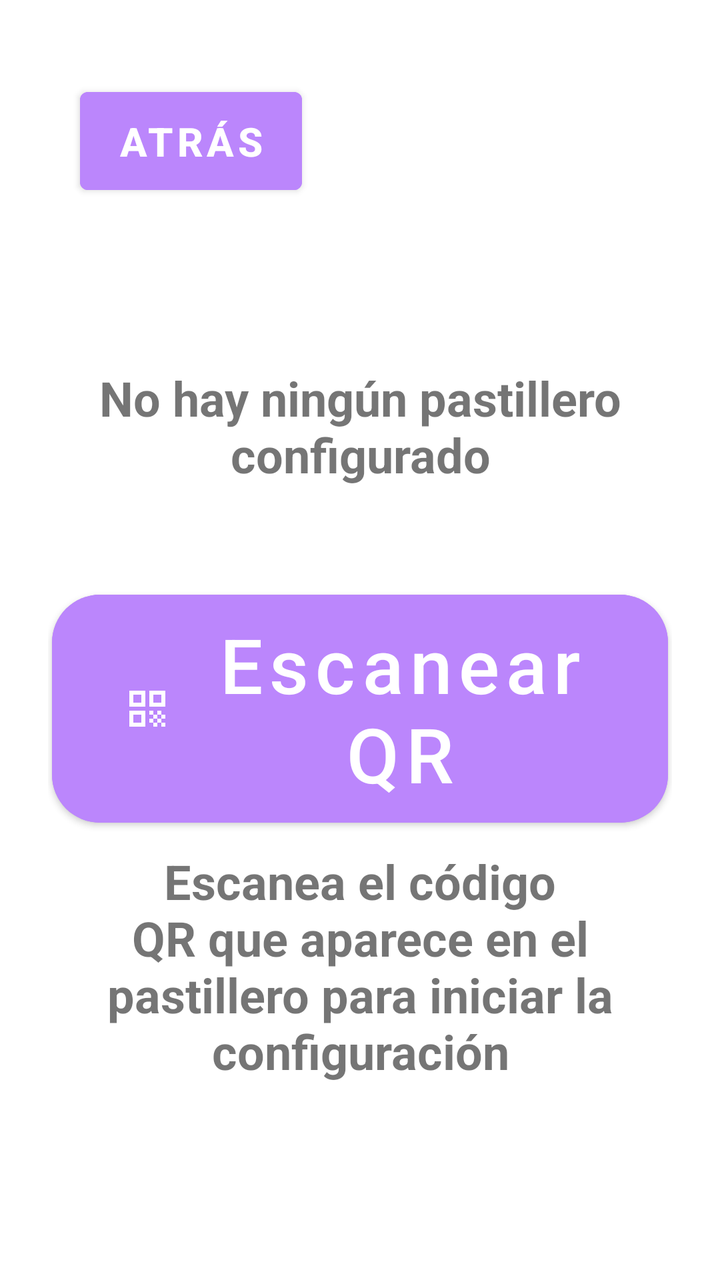
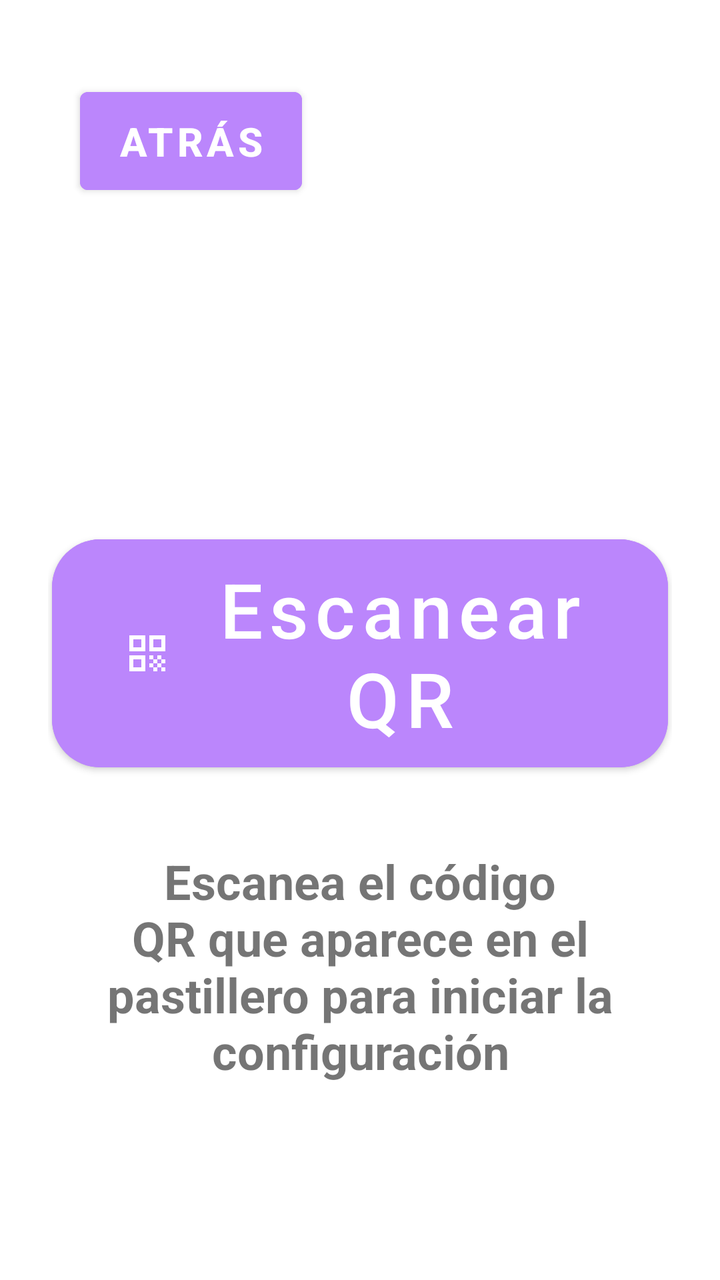

Screens rendered from an Android XML layout before and after an edit, with the pre-edit source and the edit as a unified diff.
<!-- AndroidManifest.xml: application theme Theme.MyMeds -->
<!-- res/layout/fragment_config_pills.xml -->
<?xml version="1.0" encoding="utf-8"?>
<ScrollView
    xmlns:android="http://schemas.android.com/apk/res/android"
    xmlns:app="http://schemas.android.com/apk/res-auto"
    xmlns:tools="http://schemas.android.com/tools"
    android:layout_width="match_parent"
    android:layout_height="match_parent"
    android:fillViewport="true">

    <androidx.constraintlayout.widget.ConstraintLayout
        android:layout_width="match_parent"
        android:layout_height="wrap_content"
        android:padding="24dp">

        <com.google.android.material.button.MaterialButton
            android:id="@+id/button_back"
            android:layout_width="111dp"
            android:layout_height="61dp"
            android:layout_margin="16dp"
            android:text="ATRÁS"
            android:textAllCaps="false"
            android:backgroundTint="@color/purple_200"
            android:textSize="20sp"
            android:textStyle="bold"
            app:iconGravity="textStart"
            app:layout_constraintStart_toStartOf="parent"
            app:layout_constraintTop_toTopOf="parent" />

        <TextView
            android:id="@+id/text_title"
            android:layout_width="match_parent"
            android:layout_height="wrap_content"
            android:layout_marginStart="8dp"
            android:layout_marginTop="8dp"
            android:layout_marginEnd="8dp"
            android:text="Configuración del pastillero"
            android:textAlignment="center"
            android:textColor="@color/white"
            android:textSize="24sp"
            android:textStyle="bold"
            app:layout_constraintBottom_toBottomOf="parent"
            app:layout_constraintEnd_toEndOf="parent"
            app:layout_constraintHorizontal_bias="1.0"
            app:layout_constraintStart_toStartOf="parent"
            app:layout_constraintTop_toTopOf="parent"
            app:layout_constraintVertical_bias="0.144" />

        <TextView
            android:id="@+id/text_status"
            android:layout_width="match_parent"
            android:layout_height="wrap_content"
            android:layout_marginStart="8dp"
            android:layout_marginTop="8dp"
            android:layout_marginEnd="8dp"
            android:text="No hay ningún pastillero configurado"
            android:textAlignment="center"
            android:textSize="24sp"
            android:textStyle="bold"
            app:layout_constraintBottom_toBottomOf="parent"
            app:layout_constraintEnd_toEndOf="parent"
            app:layout_constraintHorizontal_bias="1.0"
            app:layout_constraintStart_toStartOf="parent"
            app:layout_constraintTop_toBottomOf="@+id/text_title"
            app:layout_constraintVertical_bias="0.018" />

        <com.google.android.material.button.MaterialButton
            android:id="@+id/button_conf"
            android:layout_width="308dp"
            android:layout_height="126dp"
            android:layout_marginTop="48dp"
            android:backgroundTint="@color/purple_200"
            android:text="Escanear QR"
            android:textAllCaps="false"
            android:textColor="@android:color/white"
            android:textSize="38sp"
            app:cornerRadius="24dp"
            app:icon="@drawable/ic_qr_code"
            app:iconGravity="textStart"
            app:iconPadding="16dp"
            app:layout_constraintEnd_toEndOf="parent"
            app:layout_constraintHorizontal_bias="0.49"
            app:layout_constraintStart_toStartOf="parent"
            app:layout_constraintTop_toBottomOf="@id/text_status" />

        <TextView
            android:id="@+id/text_help"
            android:layout_width="match_parent"
            android:layout_height="wrap_content"
            android:layout_marginStart="8dp"
            android:layout_marginTop="8dp"
            android:layout_marginEnd="8dp"
            android:text="Escanea el código QR que aparece en el pastillero para iniciar la configuración"
            android:textAlignment="center"
            android:textSize="24sp"
            android:textStyle="bold"
            app:layout_constraintBottom_toBottomOf="parent"
            app:layout_constraintEnd_toEndOf="parent"
            app:layout_constraintHorizontal_bias="0.0"
            app:layout_constraintStart_toStartOf="parent"
            app:layout_constraintTop_toBottomOf="@+id/text_title"
            app:layout_constraintVertical_bias="0.77" />

    </androidx.constraintlayout.widget.ConstraintLayout>
</ScrollView>
<!-- resources referenced by this layout -->
<resources>
  <color name="purple_200">#FFBB86FC</color>
  <color name="white">#FFFFFFFF</color>
  <!-- drawable ic_qr_code (drawable) -->
  <vector xmlns:android="http://schemas.android.com/apk/res/android" android:height="24dp" android:tint="#FFFFFF" android:viewportHeight="24" android:viewportWidth="24" android:width="24dp">
        
      <path android:fillColor="@android:color/white" android:pathData="M3,11h8V3H3V11zM5,5h4v4H5V5z"/>
        
      <path android:fillColor="@android:color/white" android:pathData="M3,21h8v-8H3V21zM5,15h4v4H5V15z"/>
        
      <path android:fillColor="@android:color/white" android:pathData="M13,3v8h8V3H13zM19,9h-4V5h4V9z"/>
        
      <path android:fillColor="@android:color/white" android:pathData="M19,19h2v2h-2z"/>
        
      <path android:fillColor="@android:color/white" android:pathData="M13,13h2v2h-2z"/>
        
      <path android:fillColor="@android:color/white" android:pathData="M15,15h2v2h-2z"/>
        
      <path android:fillColor="@android:color/white" android:pathData="M13,17h2v2h-2z"/>
        
      <path android:fillColor="@android:color/white" android:pathData="M15,19h2v2h-2z"/>
        
      <path android:fillColor="@android:color/white" android:pathData="M17,17h2v2h-2z"/>
        
      <path android:fillColor="@android:color/white" android:pathData="M17,13h2v2h-2z"/>
        
      <path android:fillColor="@android:color/white" android:pathData="M19,15h2v2h-2z"/>
      
  </vector>
  <style name="Theme.MyMeds" parent="Theme.MaterialComponents.DayNight.NoActionBar">
          <item name="colorPrimary">@color/purple_200</item>
          <item name="colorPrimaryDark">@color/purple_700</item>
          <item name="colorAccent">@color/teal_200</item>
  
          <item name="android:statusBarColor">@color/purple_200</item>
      </style>
  <color name="purple_700">#FF3700B3</color>
  <color name="teal_200">#FF03DAC5</color>
</resources>

<!-- the commit's change to res/layout/fragment_config_pills.xml (unified diff, before → after) -->
@@ -52,7 +52,6 @@
             android:layout_marginStart="8dp"
             android:layout_marginTop="8dp"
             android:layout_marginEnd="8dp"
-            android:text="No hay ningún pastillero configurado"
             android:textAlignment="center"
             android:textSize="24sp"
             android:textStyle="bold"
